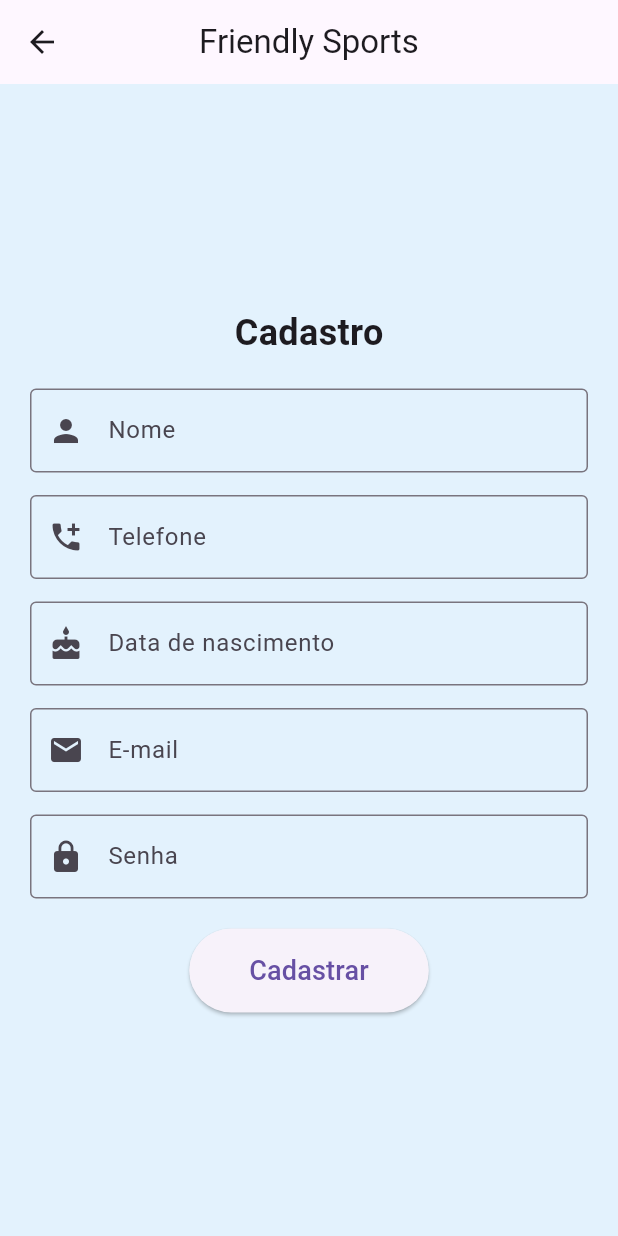
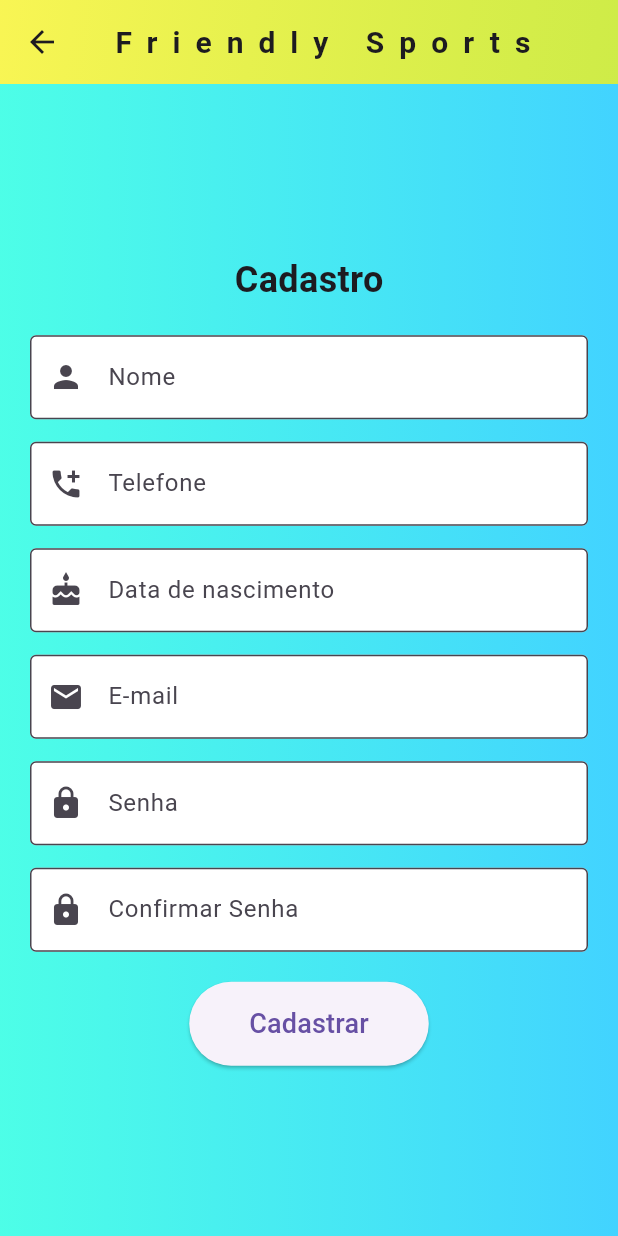
Before and after one commit to Pirath4/SportsApp, a Flutter app: the screen it shows after launch, after a tap on "Cadastro", on a phone screen of 412 x 824 dp. Run offline on Flutter 3.47's test engine with Material 3 defaults, Android fonts, the phone set to English and light mode, and no system bars; our stand-ins replace device_preview.

Commit message:
sportsapp alterado

```diff
--- a/lib/view/1_1_login_view.dart
+++ b/lib/view/1_1_login_view.dart
@@ -1,5 +1,6 @@
 import 'package:flutter/material.dart';
 import 'package:flutter_app_teste/view/1_4_esportes_view.dart';
+import 'package:flutter_app_teste/view/sobre_nos_view.dart';
 
 import '../models/class_view_model.dart';
 
@@ -18,12 +19,57 @@ class _LoginViewState extends State<LoginView> {
   Widget build(BuildContext context) {
     return Scaffold(
       appBar: AppBar(
-        title: Text('Friendly Sports'),
+
+        title: Text(
+
+          'Friendly Sports',
+          style: TextStyle(
+            fontSize: 20,
+            fontWeight: FontWeight.bold,
+            letterSpacing: 10,
+            color: const Color.fromARGB(255, 0, 0, 0),
+
+          ),
+        ),
         centerTitle: true,
+        flexibleSpace: Container(
+          decoration: const BoxDecoration(
+            gradient: LinearGradient(
+              colors: [
+                Color.fromARGB(232, 248, 245, 67),
+                Color.fromARGB(206, 195, 233, 28),
+              ],
+              begin: Alignment.topLeft,
+              end: Alignment.bottomRight,
+
+
+            ),
+
+          ),
+        ),
+          backgroundColor: Colors.transparent,
+          elevation: 0,
+
+
       ),
-      backgroundColor: Colors.blue[50],
+
+
+
+
+
       body: Center(
-        child: Padding(
+       child: Container(
+        width: double.infinity,
+        height: double.infinity,
+        decoration: const BoxDecoration(
+          gradient: LinearGradient(
+          colors: [
+            Color.fromARGB(232, 62, 255, 229),
+            Color.fromARGB(255, 66, 211, 255),
+            ]
+          ),
+      ),
+      child: Padding(
           padding: const EdgeInsets.all(20.0),
           child: Column(
             mainAxisSize: MainAxisSize.min,
@@ -33,8 +79,51 @@ class _LoginViewState extends State<LoginView> {
                 "Bem vindo ao Friendly Sports",
                 style: TextStyle(fontSize: 24, fontWeight: FontWeight.bold),
               ),
-              SizedBox(height: 20),
 
+
+                SizedBox(height: 7),
+                  Align(
+                      alignment: Alignment.center,
+                      child: InkWell(
+                        onTap: () {
+                          Navigator.push(
+                            context,
+                            MaterialPageRoute(builder: (context) => SobreNosView()),
+                    );
+                  },
+                child: Row(
+                  mainAxisSize: MainAxisSize.min, // Ajusta o tamanho do Row ao conteúdo
+                  children: [
+                  Text(
+                    "Sobre nós",
+                    style: TextStyle(
+                    fontSize: 16,
+                    color: const Color.fromARGB(255, 13, 13, 14),
+                    decoration: TextDecoration.underline
+
+              ),
+            ),
+                SizedBox(width: 5), // Espaçamento entre o texto e o ícone
+                Icon(
+                    Icons.arrow_upward, // Ícone de seta
+                    size: 16,
+                    color: const Color.fromARGB(255, 13, 13, 14),
+        ),
+      ],
+    ),
+  ),
+),
+
+
+
+
+
+
+
+
+
+
+            SizedBox(height: 20),
               // Ícones de esportes
               Row(
                 mainAxisAlignment: MainAxisAlignment.center,
@@ -54,6 +143,8 @@ class _LoginViewState extends State<LoginView> {
                   labelText: "E-mail",
                   border: OutlineInputBorder(),
                   prefixIcon: Icon(Icons.email),
+                  filled: true,
+                  fillColor: Color.fromARGB(255, 255, 255, 255)
                 ),
                 keyboardType: TextInputType.emailAddress,
               ),
@@ -65,9 +156,35 @@ class _LoginViewState extends State<LoginView> {
                   labelText: "Senha",
                   border: OutlineInputBorder(),
                   prefixIcon: Icon(Icons.lock),
+                  filled: true,
+                  fillColor: Color.fromARGB(255, 255, 255, 255)
                 ),
                 obscureText: true,
               ),
+
+
+                SizedBox(height: 7),
+                 Align(
+                  alignment: Alignment.centerRight,
+                  child:
+                    InkWell(
+                      onTap: () {
+                        Navigator.push(
+                          context,
+                          MaterialPageRoute(builder: (context) => EsqueciView()),
+                      );
+                    },
+                    child: Text(
+                      "Esqueceu a senha?",
+                      style: TextStyle(
+                      fontSize: 16,
+                      color: const Color.fromARGB(255, 13, 13, 14),
+                      decoration: TextDecoration.underline,
+            ),
+          ),
+         ),
+      ),
+
 
               SizedBox(height: 20),
               Row(
@@ -97,7 +214,14 @@ class _LoginViewState extends State<LoginView> {
                         style: ElevatedButton.styleFrom(
                           padding: EdgeInsets.symmetric(horizontal: 20, vertical: 15),
                         ),
-                        child: Text("Login", style: TextStyle(fontSize: 16)),
+                        child: Text(
+                          "Login",
+                          style: TextStyle(
+                          fontSize: 16,
+                          color: Colors.black,
+
+                          )
+                        ),
                       ),
                     ),
                   ),
@@ -118,31 +242,19 @@ class _LoginViewState extends State<LoginView> {
                           padding: EdgeInsets.symmetric(
                               horizontal: 20, vertical: 15),
                         ),
-                        child: Text("Cadastro", style: TextStyle(fontSize: 16)),
+                        child: Text(
+                          "Cadastro",
+                          style: TextStyle(
+                          fontSize: 16,
+                          color: Colors.black,
+                          )
+                        ),
                       ),
                     ),
                   ),
 
-                  // Botão de "Esqueci a senha"
-                  Expanded(
-                    child: Container(
-                      margin: EdgeInsets.only(left: 5), // Espaçamento entre os botões
-                      child: ElevatedButton(
-                        onPressed: () {
-                          Navigator.push(
-                            context,
-                            MaterialPageRoute(
-                                builder: (context) => EsqueciView()),
-                          );
-                        },
-                        style: ElevatedButton.styleFrom(
-                          padding: EdgeInsets.symmetric(horizontal: 20, vertical: 15),
-                        ),
-                        child: Text("Esqueci a senha",
-                            style: TextStyle(fontSize: 16)),
-                      ),
-                    ),
-                  ),
+
+
                 ],
               ),
 
@@ -150,6 +262,8 @@ class _LoginViewState extends State<LoginView> {
           ),
         ),
       ),
+        ),
     );
+
   }
 }
--- a/lib/view/1_2_cadastro_view.dart
+++ b/lib/view/1_2_cadastro_view.dart
@@ -14,11 +14,48 @@ class _CadastroViewState extends State<CadastroView> {
   Widget build(BuildContext context) {
     return Scaffold(
       appBar: AppBar(
-        title: Text('Friendly Sports'),
+        title: Text(
+
+          'Friendly Sports',
+
+            style:TextStyle(
+              fontSize: 20,
+              fontWeight: FontWeight.bold ,
+              letterSpacing: 10,
+            ) ,
+          ),
         centerTitle: true,
+
+        flexibleSpace: Container(
+          decoration: const BoxDecoration(
+            gradient: LinearGradient(
+              colors: [
+                Color.fromARGB(232, 248, 245, 67),
+                Color.fromARGB(206, 195, 233, 28),
+              ],
+              begin: Alignment.topLeft,
+              end: Alignment.bottomRight,
+            ),
+          ),
+        ),
+
+
+
       ),
       backgroundColor: Colors.blue[50],
       body: Center(
+        child: Container(
+            width: double.infinity,
+            height: double.infinity,
+            decoration: const BoxDecoration(
+            gradient: LinearGradient(
+            colors: [
+              Color.fromARGB(232, 62, 255, 229),
+              Color.fromARGB(255, 66, 211, 255),
+            ]
+          ),
+        ),
+
         child: Padding(
           padding: const EdgeInsets.all(20.0),
           child: Column(
@@ -37,6 +74,8 @@ class _CadastroViewState extends State<CadastroView> {
                   labelText: "Nome",
                   border: OutlineInputBorder(),
                   prefixIcon: Icon(Icons.person),
+                  filled: true,
+                  fillColor: Color.fromARGB(255, 255, 255, 255)
                 ),
               ),
 
@@ -47,6 +86,8 @@ class _CadastroViewState extends State<CadastroView> {
                   labelText: "Telefone",
                   border: OutlineInputBorder(),
                   prefixIcon: Icon(Icons.add_ic_call),
+                  filled: true,
+                  fillColor: Color.fromARGB(255, 255, 255, 255)
                 ),
               ),
 
@@ -57,6 +98,8 @@ class _CadastroViewState extends State<CadastroView> {
                   labelText: "Data de nascimento",
                   border: OutlineInputBorder(),
                   prefixIcon: Icon(Icons.cake),
+                  filled: true,
+                  fillColor: Color.fromARGB(255, 255, 255, 255)
                 ),
               ),
 
@@ -67,6 +110,8 @@ class _CadastroViewState extends State<CadastroView> {
                   labelText: "E-mail",
                   border: OutlineInputBorder(),
                   prefixIcon: Icon(Icons.email),
+                  filled: true,
+                  fillColor: Color.fromARGB(255, 255, 255, 255)
                 ),
                 keyboardType: TextInputType.emailAddress,
               ),
@@ -78,6 +123,21 @@ class _CadastroViewState extends State<CadastroView> {
                   labelText: "Senha",
                   border: OutlineInputBorder(),
                   prefixIcon: Icon(Icons.lock),
+                  filled: true,
+                  fillColor: Color.fromARGB(255, 255, 255, 255)
+                ),
+                obscureText: true,
+              ),
+
+              SizedBox(height: 15),
+              TextField(
+                controller: viewModel.senhaController,
+                decoration: InputDecoration(
+                  labelText: "Confirmar Senha",
+                  border: OutlineInputBorder(),
+                  prefixIcon: Icon(Icons.lock),
+                  filled: true,
+                  fillColor: Color.fromARGB(255, 255, 255, 255)
                 ),
                 obscureText: true,
               ),
@@ -99,6 +159,7 @@ class _CadastroViewState extends State<CadastroView> {
           ),
         ),
       ),
+     )
     );
   }
 }
--- a/lib/view/1_3_esqueci_view.dart
+++ b/lib/view/1_3_esqueci_view.dart
@@ -1,3 +1,4 @@
+
 import 'package:flutter/material.dart';
 
 import '../models/class_view_model.dart';
@@ -14,11 +15,49 @@ class _EsqueciViewState extends State<EsqueciView> {
   Widget build(BuildContext context) {
     return Scaffold(
       appBar: AppBar(
-        title: Text('Friendly Sports'),
+        title: Text(
+          'Friendly Sports',
+            style: TextStyle(
+            fontSize: 20,
+            letterSpacing: 10,
+            fontWeight: FontWeight.bold
+            ),
+          ),
         centerTitle: true,
-      ),
-      backgroundColor: Colors.blue[50],
+
+
+        flexibleSpace: Container(
+            decoration: BoxDecoration(
+                gradient: LinearGradient(
+                  colors: [
+                  Color.fromARGB(232, 248, 245, 67),
+                  Color.fromARGB(206, 195, 233, 28),
+                  ]
+
+              )
+            ),
+          ),
+
+
+
+       ),
+
+
       body: Center(
+        child: Container(
+          width: double.infinity,
+            height: double.infinity,
+            decoration: const BoxDecoration(
+            gradient: LinearGradient(
+            colors: [
+              Color.fromARGB(232, 62, 255, 229),
+              Color.fromARGB(255, 66, 211, 255),
+            ]
+          ),
+        ),
+
+
+
         child: Padding(
           padding: const EdgeInsets.all(20.0),
           child: Column(
@@ -37,6 +76,8 @@ class _EsqueciViewState extends State<EsqueciView> {
                   labelText: "Nome",
                   border: OutlineInputBorder(),
                   prefixIcon: Icon(Icons.person),
+                  filled: true,
+                  fillColor: Color.fromARGB(255, 255, 255, 255),
                 ),
               ),
 
@@ -47,6 +88,8 @@ class _EsqueciViewState extends State<EsqueciView> {
                   labelText: "E-mail",
                   border: OutlineInputBorder(),
                   prefixIcon: Icon(Icons.email),
+                  filled: true,
+                  fillColor: Color.fromARGB(255, 255, 255, 255),
                 ),
                 keyboardType: TextInputType.emailAddress,
               ),
@@ -68,6 +111,7 @@ class _EsqueciViewState extends State<EsqueciView> {
           ),
         ),
       ),
+     ),
     );
   }
 }
--- /dev/null
+++ b/lib/view/sobre_nos_view.dart
@@ -0,0 +1,19 @@
+import 'package:flutter/material.dart';
+
+class SobreNosView extends StatelessWidget {
+  @override
+  Widget build(BuildContext context) {
+    return Scaffold(
+      appBar: AppBar(
+        title: Text("Sobre Nós"),
+        centerTitle: true,
+      ),
+      body: Center(
+        child: Text(
+          "Bem-vindo à página Sobre Nós!",
+          style: TextStyle(fontSize: 20, fontWeight: FontWeight.bold),
+        ),
+      ),
+    );
+  }
+}
```
Also changed, not shown: pubspec.lock.
